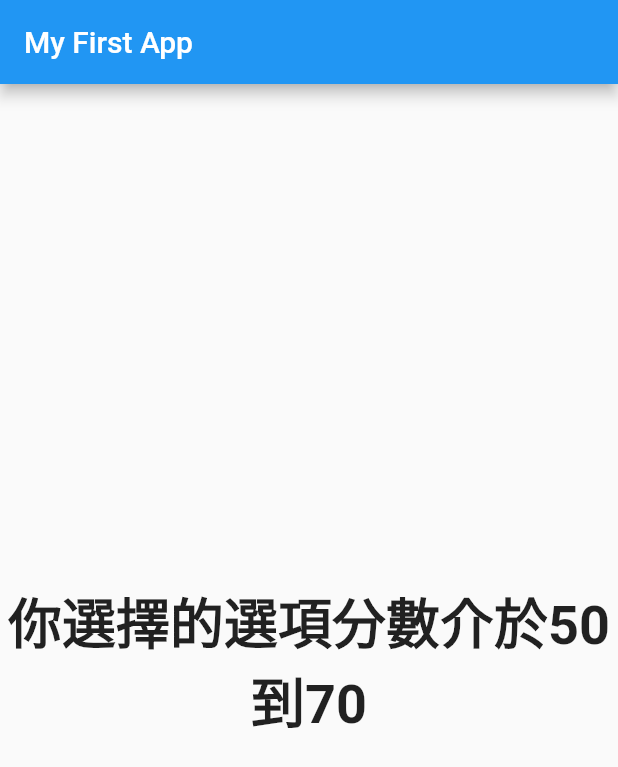
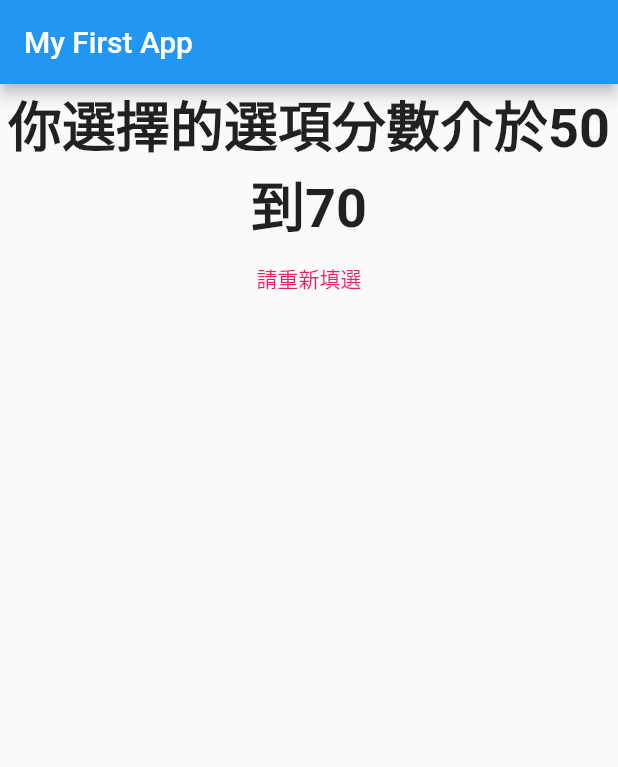
Before and after one commit to Liao-fung-min/flutter_APP, a Flutter app: the screen it shows after launch, after a tap on "黑色", after a tap on "猴子", after a tap on "PHP", on a phone screen of 412 x 824 dp. Shown: the top 767 px of the screen. Run offline on Flutter 3.47's test engine with Material 2 defaults, Android fonts, the phone set to English and light mode, and no system bars.

Commit message:
feature about finish first app project

```diff
--- a/first_app/lib/main.dart
+++ b/first_app/lib/main.dart
@@ -51,6 +51,14 @@ class MyAppState extends State<MyApp> {
   var _questionIndex = 0;
   var _totalScore = 0;
   //設定方法
+
+  void _resetQuize() {
+    setState(() {
+      _questionIndex = 0;
+      _totalScore = 0;
+    });
+  }
+
   void _answerQuestion(int score) {
     // var aBool = true;
     // aBool = false;
@@ -81,7 +89,8 @@ class MyAppState extends State<MyApp> {
                 questionIndex: _questionIndex,
                 questions: _questions,
               )
-              : Result(_totalScore)),
+            : Result(_totalScore, _resetQuize),
+      ),
     );
   }
 }
--- a/first_app/lib/result.dart
+++ b/first_app/lib/result.dart
@@ -2,7 +2,8 @@ import 'package:flutter/material.dart';
 
 class Result extends StatelessWidget {
   final int resultScore;
-  Result(this.resultScore);
+  final Function resetHandler;
+  Result(this.resultScore, this.resetHandler);
 
   String get resultPhrase {
     String resultText;
@@ -24,10 +25,21 @@ class Result extends StatelessWidget {
   @override
   Widget build(BuildContext context) {
     return Center(
-      child: Text(
-        resultPhrase,
-        style: TextStyle(fontSize: 36, fontWeight: FontWeight.bold),
-        textAlign: TextAlign.center,
+      child: Column(
+        children: <Widget>[
+          Text(
+            resultPhrase,
+            style: TextStyle(fontSize: 36, fontWeight: FontWeight.bold),
+            textAlign: TextAlign.center,
+          ),
+          FlatButton(
+            onPressed: resetHandler,
+            child: Text('請重新填選'),
+            //TextButton寫法
+            //style: ButtonStyle(foregroundColor: MaterialStateProperty.all(Colors.blue)),
+            textColor: Colors.pink,
+          )
+        ],
       ),
     );
   }
```
Lines whose indentation alone changed are shown as unchanged.
